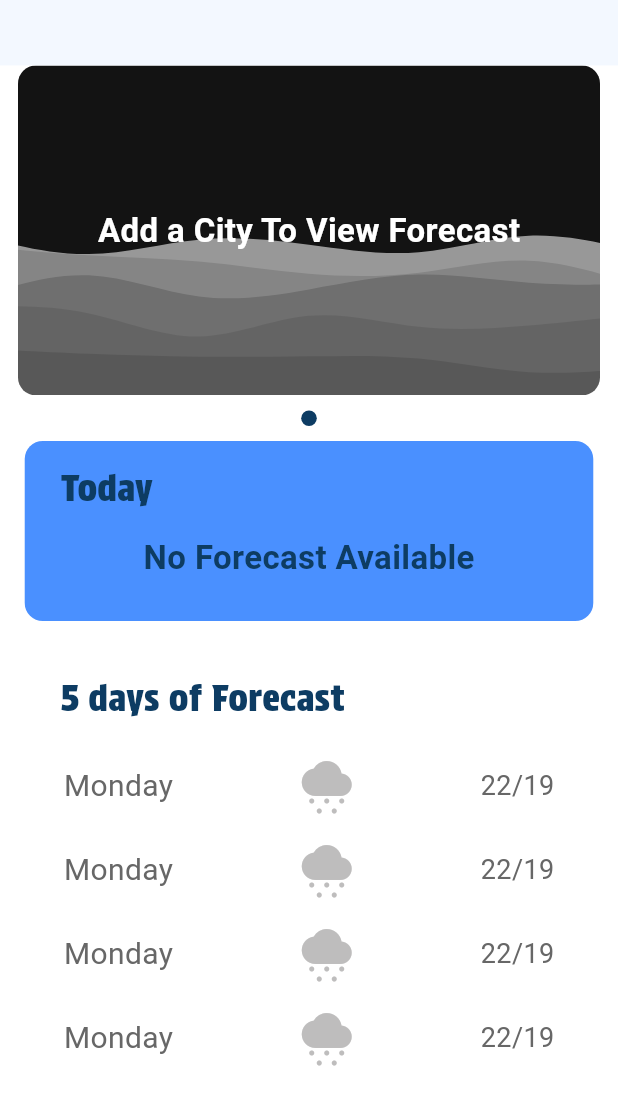
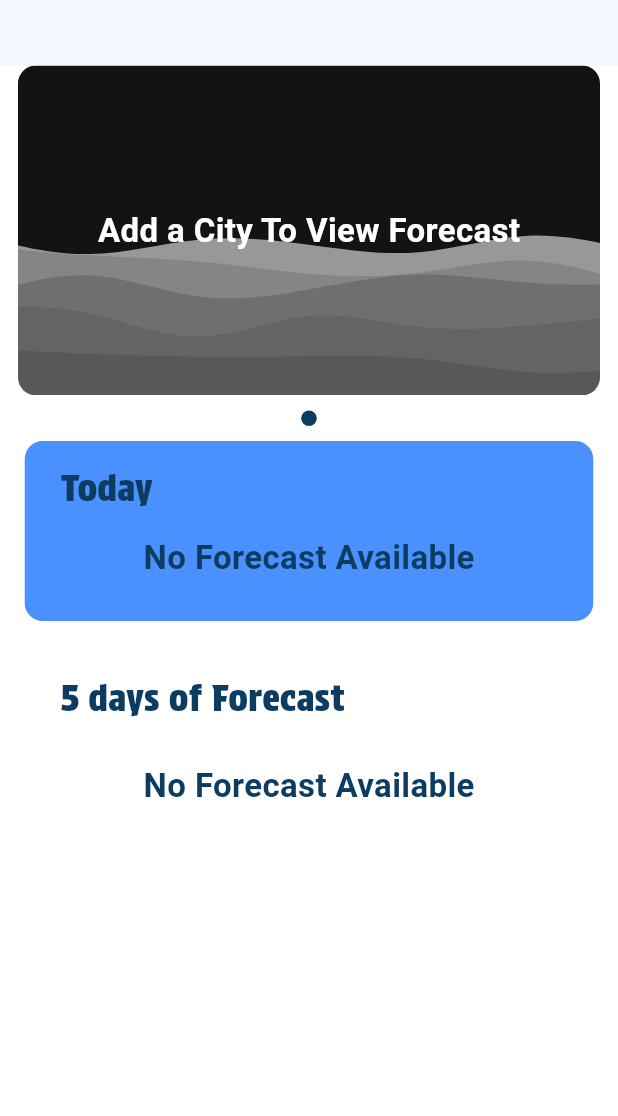
Before and after one commit to kaleabSolomon/WeatherIO, a Flutter app: the screen it shows after launch, on a phone screen of 412 x 824 dp, the part 120-1236 px from its top. Run offline on Flutter 3.47's test engine with Material 3 defaults, Android fonts, the phone set to English and light mode, and no system bars; drawn by our look-alikes of smooth_page_indicator; our stand-ins replace dio, flutter_spinkit, flutter_svg, hive, hive_flutter; accounts and stored records are empty.

Commit message:
update future forecast to display forecast of current location

```diff
--- a/lib/pages/home_page.dart
+++ b/lib/pages/home_page.dart
@@ -69,8 +69,7 @@ class _HomePageState extends State<HomePage> {
   Widget build(BuildContext context) {
     final List<Forecast> forecastDataList =
         Provider.of<ForecastProvider>(context, listen: false).forecastData;
-    final activePageProvider =
-        Provider.of<PageDataProvider>(context, listen: false);
+    final activePageProvider = Provider.of<PageDataProvider>(context);
 
     return Scaffold(
       resizeToAvoidBottomInset: false,
@@ -148,39 +147,31 @@ class _HomePageState extends State<HomePage> {
                     ),
                   ),
                   Expanded(
-                    child: ListView(
-                      children: const <Widget>[
-                        FutureForecast(
-                          day: "Monday",
-                          condition: "sunny",
-                          maxTemp: "22",
-                          minTemp: "19",
-                        ),
-                        FutureForecast(
-                          day: "Monday",
-                          condition: "sunny",
-                          maxTemp: "22",
-                          minTemp: "19",
-                        ),
-                        FutureForecast(
-                          day: "Monday",
-                          condition: "sunny",
-                          maxTemp: "22",
-                          minTemp: "19",
-                        ),
-                        FutureForecast(
-                          day: "Monday",
-                          condition: "sunny",
-                          maxTemp: "22",
-                          minTemp: "19",
-                        ),
-                        FutureForecast(
-                          day: "Monday",
-                          condition: "sunny",
-                          maxTemp: "22",
-                          minTemp: "19",
-                        ),
-                      ],
+                    child: ListView.builder(
+                      itemCount: forecastDataList.isNotEmpty
+                          ? forecastDataList.length
+                          : 1,
+                      itemBuilder: (BuildContext context, int index) =>
+                          forecastDataList.isEmpty
+                              ? const FutureForecast(isNoForecast: true)
+                              : FutureForecast(
+                                  day: forecastDataList[
+                                          activePageProvider.pageNumber]
+                                      .weatherData[index]
+                                      .date,
+                                  condition: forecastDataList[
+                                          activePageProvider.pageNumber]
+                                      .condition
+                                      .condition,
+                                  maxTemp: forecastDataList[
+                                          activePageProvider.pageNumber]
+                                      .weatherData[index]
+                                      .maxTemp,
+                                  minTemp: forecastDataList[
+                                          activePageProvider.pageNumber]
+                                      .weatherData[index]
+                                      .minTemp,
+                                ),
                     ),
                   )
                 ],
--- a/lib/widgets/future_forecast.dart
+++ b/lib/widgets/future_forecast.dart
@@ -14,6 +14,19 @@ class FutureForecast extends StatelessWidget {
       this.maxTemp,
       this.minTemp,
       this.isNoForecast});
+  String getDayOfWeek(String? dateString) {
+    DateTime date = DateTime.parse(dateString!);
+    List<String> daysOfWeek = [
+      'Monday',
+      'Tuesday',
+      'Wednesday',
+      'Thursday',
+      'Friday',
+      'Saturday',
+      'Sunday'
+    ];
+    return daysOfWeek[date.weekday - 1];
+  }
 
   @override
   Widget build(BuildContext context) {
@@ -34,7 +47,7 @@ class FutureForecast extends StatelessWidget {
             : Row(
                 mainAxisAlignment: MainAxisAlignment.spaceBetween,
                 children: [
-                  Text(day ?? "",
+                  Text(getDayOfWeek(day) ?? "",
                       style: const TextStyle(
                         color: Color.fromARGB(255, 103, 103, 103),
                         fontSize: 20,
```
